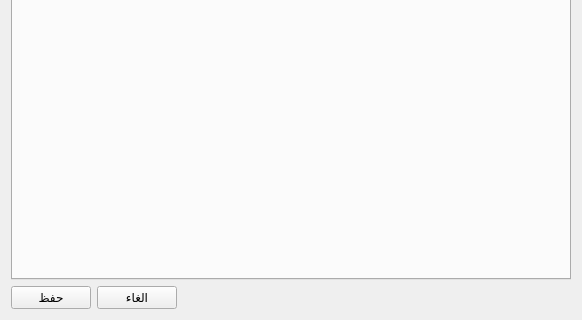
First picture: the form in src/settingsdialog.ui, repository boussouira/moltaqa, before the edit; both pictures show x 0 to 582 and y 159 to 479 of the 582 by 479 pixel window.
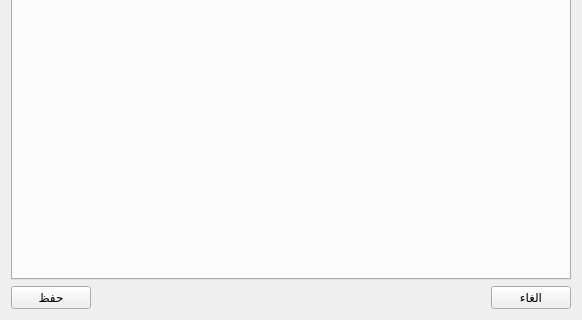
Second picture: the form after the edit.

Commit message: Move cancel button to the left

The edit to the form file:
```diff
--- a/src/settingsdialog.ui
+++ b/src/settingsdialog.ui
@@ -647,6 +647,13 @@
    </item>
    <item>
     <layout class="QHBoxLayout" name="horizontalLayout_2">
+     <item>
+      <widget class="QPushButton" name="pushCancel">
+       <property name="text">
+        <string>الغاء</string>
+       </property>
+      </widget>
+     </item>
      <item>
       <spacer name="horizontalSpacer">
        <property name="orientation">
@@ -660,13 +667,6 @@
        </property>
       </spacer>
      </item>
-     <item>
-      <widget class="QPushButton" name="pushCancel">
-       <property name="text">
-        <string>الغاء</string>
-       </property>
-      </widget>
-     </item>
      <item>
       <widget class="QPushButton" name="pushSaveSettings">
        <property name="text">
```
